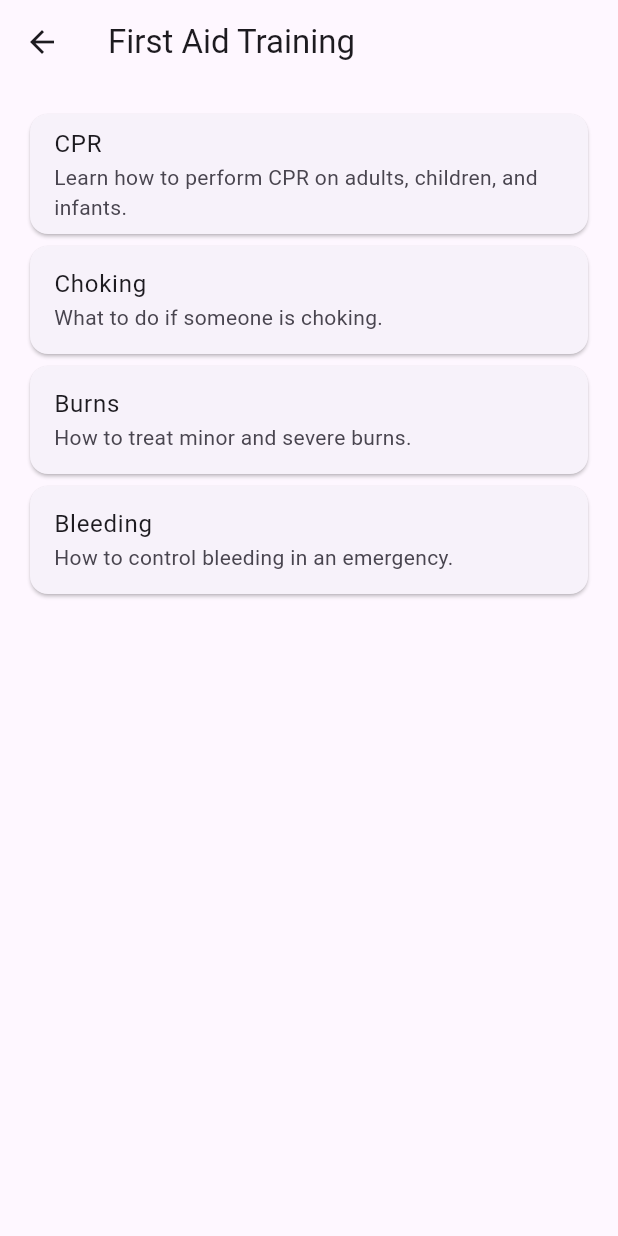
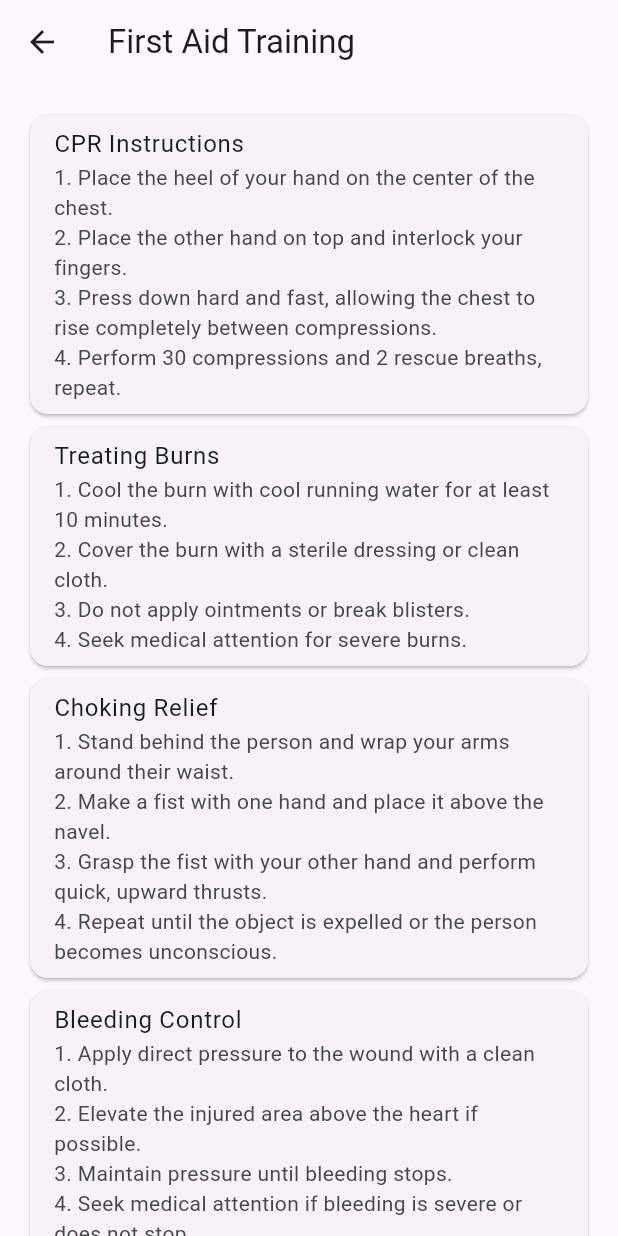
Before and after one commit to jmukamani/response_app, a Flutter app: the screen it shows after launch, after a tap on "First Aid Training", on a phone screen of 412 x 824 dp. Run offline on Flutter 3.47's test engine with Material 3 defaults, Android fonts, the light colour scheme and no system bars; our stand-ins replace google_maps_flutter, location.

Commit message:
fixed emergency training

```diff
--- a/lib/emergency_services_screen.dart
+++ b/lib/emergency_services_screen.dart
@@ -9,12 +9,12 @@ class MyApp extends StatelessWidget {
   @override
   Widget build(BuildContext context) {
     return MaterialApp(
-      home: EmergencyServices(),
+      home: EmergencyServicesScreen(),
     );
   }
 }
 
-class EmergencyServices extends StatelessWidget {
+class EmergencyServicesScreen extends StatelessWidget {
   final String phoneNumber = "+254741377211"; // Common emergency number for demonstration
 
   Future<void> _makePhoneCall(String url) async {
--- a/lib/first_aid_training_screen.dart
+++ b/lib/first_aid_training_screen.dart
@@ -3,26 +3,33 @@ import 'package:flutter/material.dart';
 class FirstAidTrainingScreen extends StatelessWidget {
   final List<Map<String, String>> modules = [
     {
-      'title': 'CPR',
-      'description': 'Learn how to perform CPR on adults, children, and infants.',
-      'content': 'Step-by-step CPR instructions...'
+      'title': 'CPR Instructions',
+      'content': '1. Place the heel of your hand on the center of the chest.\n'
+          '2. Place the other hand on top and interlock your fingers.\n'
+          '3. Press down hard and fast, allowing the chest to rise completely between compressions.\n'
+          '4. Perform 30 compressions and 2 rescue breaths, repeat.',
     },
     {
-      'title': 'Choking',
-      'description': 'What to do if someone is choking.',
-      'content': 'Step-by-step choking relief instructions...'
+      'title': 'Treating Burns',
+      'content': '1. Cool the burn with cool running water for at least 10 minutes.\n'
+          '2. Cover the burn with a sterile dressing or clean cloth.\n'
+          '3. Do not apply ointments or break blisters.\n'
+          '4. Seek medical attention for severe burns.',
     },
     {
-      'title': 'Burns',
-      'description': 'How to treat minor and severe burns.',
-      'content': 'Step-by-step burn treatment instructions...'
+      'title': 'Choking Relief',
+      'content': '1. Stand behind the person and wrap your arms around their waist.\n'
+          '2. Make a fist with one hand and place it above the navel.\n'
+          '3. Grasp the fist with your other hand and perform quick, upward thrusts.\n'
+          '4. Repeat until the object is expelled or the person becomes unconscious.',
     },
     {
-      'title': 'Bleeding',
-      'description': 'How to control bleeding in an emergency.',
-      'content': 'Step-by-step bleeding control instructions...'
+      'title': 'Bleeding Control',
+      'content': '1. Apply direct pressure to the wound with a clean cloth.\n'
+          '2. Elevate the injured area above the heart if possible.\n'
+          '3. Maintain pressure until bleeding stops.\n'
+          '4. Seek medical attention if bleeding is severe or does not stop.',
     },
-    // Add more modules as needed
   ];
 
   @override
@@ -38,7 +45,7 @@ class FirstAidTrainingScreen extends StatelessWidget {
           return Card(
             child: ListTile(
               title: Text(modules[index]['title']!),
-              subtitle: Text(modules[index]['description']!),
+              subtitle: Text(modules[index]['content']!),
               onTap: () {
                 Navigator.push(
                   context,
--- a/lib/home_screen.dart
+++ b/lib/home_screen.dart
@@ -42,7 +42,7 @@ class _HomeScreenState extends State<HomeScreen> {
           children: <Widget>[
             SizedBox(height: 20),
             // App Logo
-            Image.asset('assets/logo.png', height: 100),
+            Image.asset('assets/logo.png', height: 100, width: 100),
             SizedBox(height: 20),
             // Welcome Message
             Text(
--- a/lib/location_sharing_screen.dart
+++ b/lib/location_sharing_screen.dart
@@ -2,12 +2,12 @@ import 'package:flutter/material.dart';
 import 'package:google_maps_flutter/google_maps_flutter.dart';
 import 'package:location/location.dart';
 
-class MapScreen extends StatefulWidget {
+class LocationSharingScreen extends StatefulWidget {
   @override
-  _MapScreenState createState() => _MapScreenState();
+  _LocationSharingScreenState createState() => _LocationSharingScreenState();
 }
 
-class _MapScreenState extends State<MapScreen> {
+class _LocationSharingScreenState extends State<LocationSharingScreen> {
   Location _location = Location();
   GoogleMapController? _controller;
   LatLng _currentPosition = LatLng(0.0, 0.0);
--- a/pubspec.yaml
+++ b/pubspec.yaml
@@ -20,3 +20,8 @@ dev_dependencies:
 
 flutter:
   uses-material-design: true
+  assets:
+    - assets/logo.jpg
+    - assets/fire.jpeg
+    - assets/police.jpeg
+    - assets/ambulance.jpeg
```
Also changed, not shown: lib/community_first_responders_screen.dart (+119 -2 lines).
